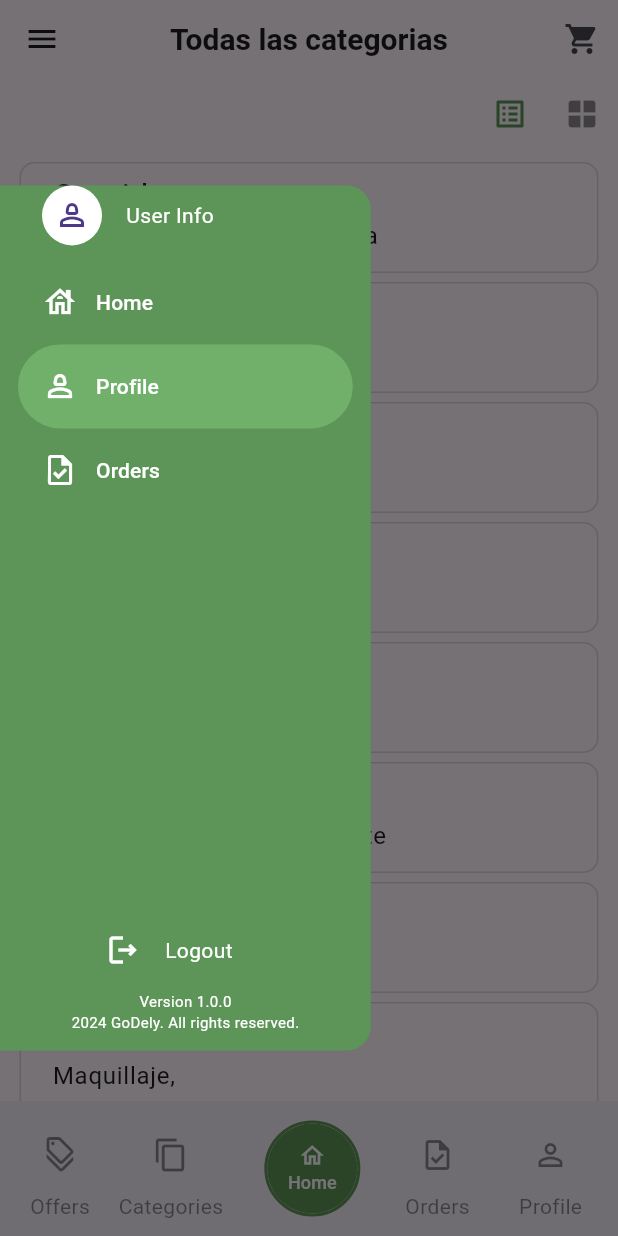
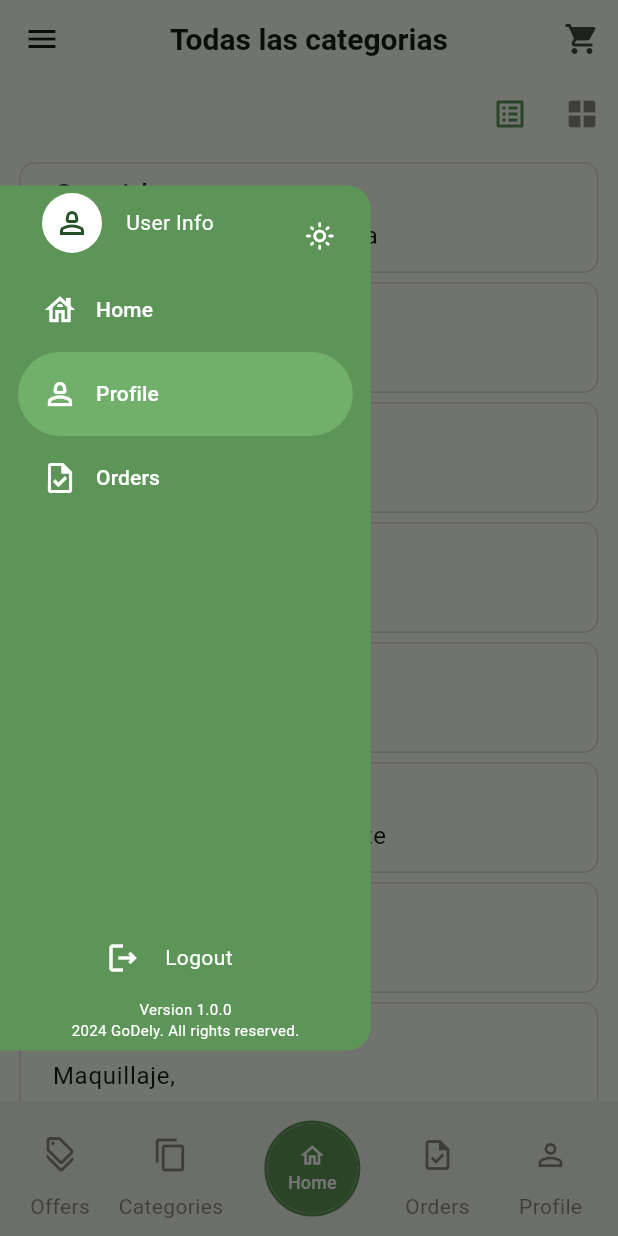
Before and after one commit to Dragoner91/go_dely, a Flutter app: the Cataloglist screen opened by its route, with the side drawer open, on a phone screen of 412 x 824 dp. Run offline on Flutter 3.47's test engine with Material 3 defaults, Android fonts, the phone set to English and light mode, and no system bars; our stand-ins replace animate_do, card_swiper, dio, flutter_dotenv, flutter_riverpod, get_it and 3 more; accounts and stored records are empty; generated files the repository leaves out were written again.

Commit message:
feat: :sparkles: add theme provider and implement dark/light theme support; create order details, history, and coupons screens with routing

```diff
--- /dev/null
+++ b/lib/aplication/providers/theme/theme_provider.dart
@@ -0,0 +1,5 @@
+import 'package:flutter_riverpod/flutter_riverpod.dart';
+
+final currentThemeIsDark = StateProvider<bool> ((ref) {
+  return false;
+});
--- a/lib/infraestructure/datasources/petitions/petition_impl.dart
+++ b/lib/infraestructure/datasources/petitions/petition_impl.dart
@@ -8,7 +8,6 @@ class PetitionImpl extends IPetition {
   final Dio dio;
 
   PetitionImpl() : dio = Dio();
-
 
   @override
   Future<Result<T>> makeRequest<T>({
--- a/lib/main.dart
+++ b/lib/main.dart
@@ -1,7 +1,9 @@
 import 'package:flutter/material.dart';
 import 'package:flutter_dotenv/flutter_dotenv.dart';
 import 'package:flutter_riverpod/flutter_riverpod.dart';
+import 'package:go_dely/aplication/providers/theme/theme_provider.dart';
 import 'package:go_dely/config/DI/ioc_container.dart';
+import 'package:go_dely/config/theme/custom_theme.dart';
 import 'config/router/app_router.dart';
 
 Future<void> main() async{
@@ -10,23 +12,27 @@ Future<void> main() async{
   runApp(const ProviderScope(child: MyApp()));
 }
 
-class MyApp extends StatelessWidget {
+class MyApp extends ConsumerStatefulWidget {
 
   const MyApp({super.key});
 
+  @override
+  ConsumerState<MyApp> createState() => _MyAppState();
+}
+
+class _MyAppState extends ConsumerState<MyApp> {
   // This widget is the root of your application.
   @override
   Widget build(BuildContext context) {
 
-
+    final currentTheme = ref.watch(currentThemeIsDark);
+    ThemeData theme = currentTheme ? AppTheme.getDarkTheme() : AppTheme.getTheme();
 
     return MaterialApp.router(
       title: 'GoDely',
       routerConfig: appRouter,
       debugShowCheckedModeBanner: false,
-      theme: ThemeData(
-        useMaterial3: true,
-      ),
+      theme: theme
     );
   }
 }
--- a/lib/presentation/screens.dart
+++ b/lib/presentation/screens.dart
@@ -8,3 +8,6 @@ export 'screens/auth/login_screen.dart';
 export 'screens/auth/register_screen.dart';
 export 'screens/catalog/catalogList.dart';
 export 'screens/combo/combo_details_screen.dart';
+export 'screens/coupon/coupons_available_screen.dart';
+export 'screens/order/order_details_screen.dart';
+export 'screens/order/order_history_screen.dart';
--- a/lib/presentation/widgets/common/custom_side_menu.dart
+++ b/lib/presentation/widgets/common/custom_side_menu.dart
@@ -1,31 +1,41 @@
+import 'package:animate_do/animate_do.dart';
 import 'package:flutter/material.dart';
+import 'package:flutter_riverpod/flutter_riverpod.dart';
+import 'package:go_dely/aplication/providers/theme/theme_provider.dart';
 import 'package:go_dely/config/menu_items.dart';
 
-class CustomSideMenu extends StatefulWidget {
+class CustomSideMenu extends ConsumerStatefulWidget {
 
   final GlobalKey<ScaffoldState> scaffoldkey;
   const CustomSideMenu({super.key, required this.scaffoldkey});
 
   @override
-  State<CustomSideMenu> createState() => _CustomSideMenuState();
+  ConsumerState<CustomSideMenu> createState() => _CustomSideMenuState();
 }
 
-class _CustomSideMenuState extends State<CustomSideMenu> {
+class _CustomSideMenuState extends ConsumerState<CustomSideMenu> {
 
   int navDrawerIndex = 1;
 
   @override
   Widget build(BuildContext context) {
+
+    final themeWatch = ref.watch(currentThemeIsDark);
+    final theme = ref.watch(currentThemeIsDark.notifier);
+
+
     return SizedBox(
       width: MediaQuery.of(context).size.width * 0.6,
       height: MediaQuery.of(context).size.height * 0.7,
-      child: NavigationDrawer(
+      child: Stack(
+        children: [
+          NavigationDrawer(
             selectedIndex: navDrawerIndex,
             backgroundColor: const Color(0xff5D9558),
             indicatorColor: const Color.fromARGB(255, 113, 176, 107),
             children: [
               const Padding(
-            padding: EdgeInsets.fromLTRB(28, 0, 16, 10),
+                padding: EdgeInsets.fromLTRB(28, 5, 16, 10),
                 child: Row(
                   children: [
                     CircleAvatar(
@@ -62,7 +72,6 @@ class _CustomSideMenuState extends State<CustomSideMenu> {
                   Text('2024 GoDely. All rights reserved.', style: TextStyle(color: Colors.white, fontSize: 10))
                 ],
               )
-
             ],
             onDestinationSelected: (value) {
               setState(() {
@@ -77,6 +86,26 @@ class _CustomSideMenuState extends State<CustomSideMenu> {
 
             },
           ),
+          Positioned(
+          top: 10,
+          right: 10,
+          child: IconButton(
+            onPressed: () {
+              ref.read(currentThemeIsDark.notifier).update((state) => !state);
+            },
+            icon: FadeIn(
+              delay: const Duration(milliseconds: 200),
+              child: Icon(
+                theme.state
+                ? Icons.dark_mode_outlined
+                : Icons.light_mode_outlined,
+                size: 20,
+                color: Colors.white,),
+            ),
+          ),
+        ),
+        ]
+      ),
     );
   }
 }
```
Also changed, not shown: lib/config/router/app_router.dart (+53 -0 lines), lib/config/theme/custom_theme.dart (+30 -0 lines), lib/presentation/screens/coupon/coupons_available_screen.dart (added, +10 -0 lines), lib/presentation/screens/order/order_details_screen.dart (added, +10 -0 lines), lib/presentation/screens/order/order_history_screen.dart (added, +10 -0 lines). Lines whose indentation alone changed are shown as unchanged.
